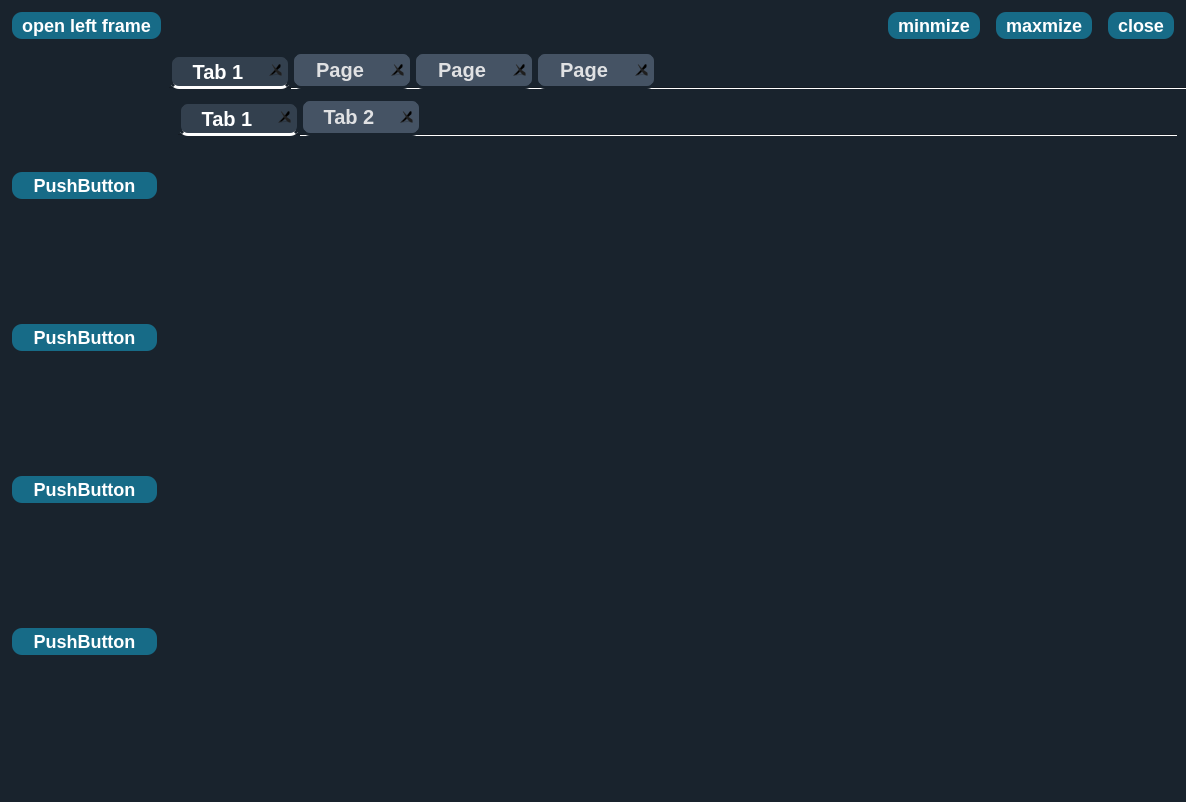
First picture: the form in main.ui, repository AbdulrahmanGhitani/CalibroCare, before the edit.
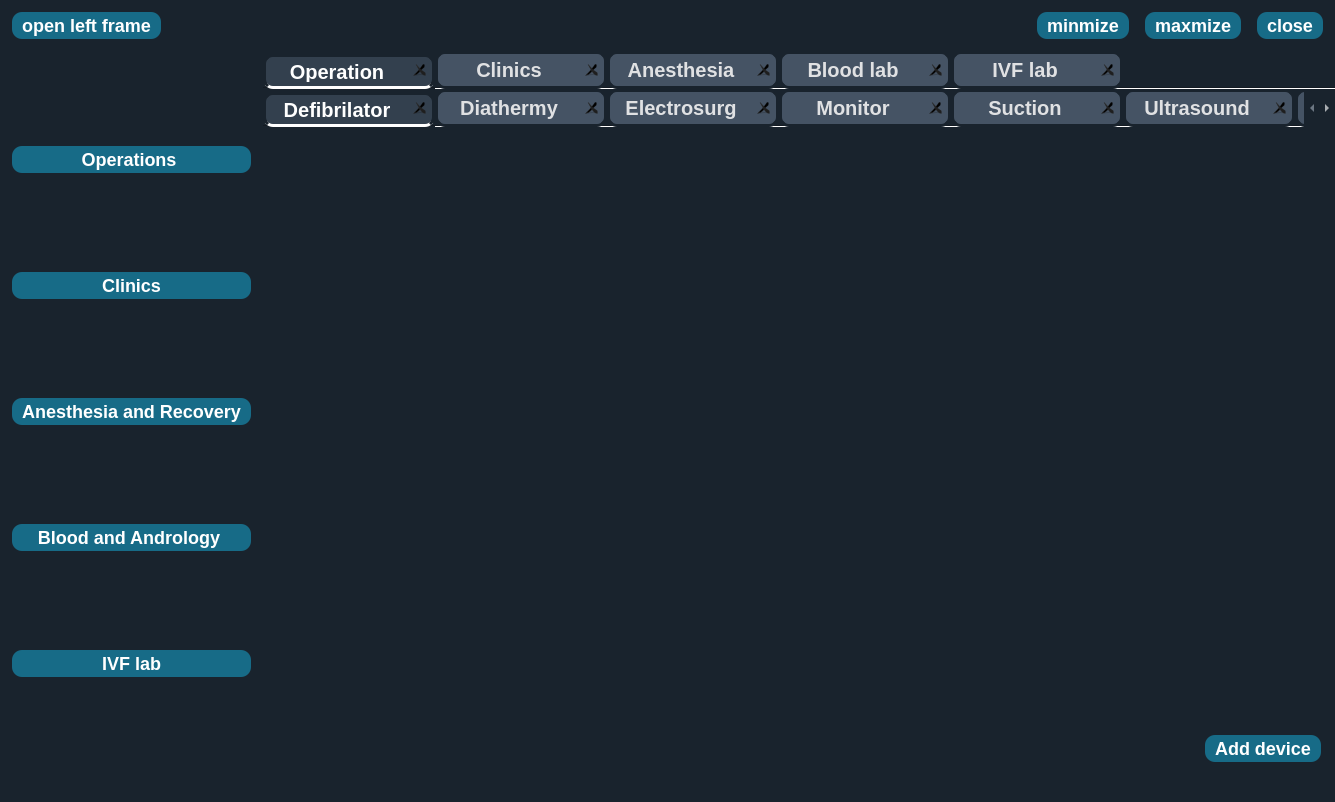
Second picture: the form after the edit. Icons and pictures are not drawn.

Patch:
```diff
--- a/main.ui
+++ b/main.ui
@@ -6,7 +6,7 @@
    <rect>
     <x>0</x>
     <y>0</y>
-    <width>1186</width>
+    <width>1335</width>
     <height>802</height>
    </rect>
   </property>
@@ -284,7 +284,7 @@
     border-radius: 10px;
     padding: 5px;
     color: #E0E1E3;
-	width:100px;
+	width:150px;
     font-family: Ubuntu;
     font-size: 20px;
     font-weight: bold;
@@ -457,31 +457,38 @@
            <property name="bottomMargin">
             <number>7</number>
            </property>
-           <item row="0" column="0">
-            <widget class="QPushButton" name="pushButton">
+           <item row="6" column="0">
+            <widget class="QPushButton" name="IVF_btn">
              <property name="text">
-              <string>PushButton</string>
+              <string>IVF lab</string>
+             </property>
+            </widget>
+           </item>
+           <item row="4" column="0">
+            <widget class="QPushButton" name="anesthesia_btn">
+             <property name="text">
+              <string>Anesthesia and Recovery</string>
              </property>
             </widget>
            </item>
            <item row="1" column="0">
             <widget class="QPushButton" name="pushButton_2">
              <property name="text">
-              <string>PushButton</string>
+              <string>Clinics</string>
              </property>
             </widget>
            </item>
-           <item row="2" column="0">
-            <widget class="QPushButton" name="pushButton_3">
+           <item row="5" column="0">
+            <widget class="QPushButton" name="blood_btn">
              <property name="text">
-              <string>PushButton</string>
+              <string>Blood and Andrology </string>
              </property>
             </widget>
            </item>
-           <item row="3" column="0">
-            <widget class="QPushButton" name="pushButton_4">
+           <item row="0" column="0">
+            <widget class="QPushButton" name="operation_btn">
              <property name="text">
-              <string>PushButton</string>
+              <string>Operations </string>
              </property>
             </widget>
            </item>
@@ -549,9 +556,24 @@
              </property>
              <widget class="QWidget" name="tab">
               <attribute name="title">
-               <string>Tab 1</string>
+               <string>Operation</string>
               </attribute>
               <layout class="QGridLayout" name="gridLayout_5">
+               <property name="leftMargin">
+                <number>0</number>
+               </property>
+               <property name="topMargin">
+                <number>0</number>
+               </property>
+               <property name="rightMargin">
+                <number>0</number>
+               </property>
+               <property name="bottomMargin">
+                <number>0</number>
+               </property>
+               <property name="spacing">
+                <number>0</number>
+               </property>
                <item row="0" column="0">
                 <widget class="QTabWidget" name="tabWidget_2">
                  <property name="documentMode">
@@ -568,12 +590,91 @@
                  </property>
                  <widget class="QWidget" name="tab_2">
                   <attribute name="title">
-                   <string>Tab 1</string>
+                   <string>Defibrilator</string>
                   </attribute>
+                  <layout class="QGridLayout" name="gridLayout_9">
+                   <item row="0" column="0">
+                    <widget class="QTableWidget" name="defibrilator_table">
+                     <property name="styleSheet">
+                      <string notr="true">QHeaderView::section{
+	border: 1px solid #ccc;
+	background-color: rgba(255, 255, 255, 0);
+	font-size: 19px;
+
+}
+
+QTableWidget{
+	border: none;
+	  background-color: #19232D;
+	font-size: 18px;
+	font-weight: normal;
+}
+QTableWidget::item{
+border: 1px solid #ccc;
+}
+</string>
+                     </property>
+                    </widget>
+                   </item>
+                   <item row="1" column="0">
+                    <layout class="QHBoxLayout" name="horizontalLayout_2">
+                     <item>
+                      <spacer name="horizontalSpacer_2">
+                       <property name="orientation">
+                        <enum>Qt::Horizontal</enum>
+                       </property>
+                       <property name="sizeHint" stdset="0">
+                        <size>
+                         <width>40</width>
+                         <height>20</height>
+                        </size>
+                       </property>
+                      </spacer>
+                     </item>
+                     <item>
+                      <widget class="QPushButton" name="add_defibrilator_btn">
+                       <property name="text">
+                        <string>Add device</string>
+                       </property>
+                      </widget>
+                     </item>
+                    </layout>
+                   </item>
+                  </layout>
                  </widget>
                  <widget class="QWidget" name="tab_7">
                   <attribute name="title">
-                   <string>Tab 2</string>
+                   <string>Diathermy</string>
+                  </attribute>
+                 </widget>
+                 <widget class="QWidget" name="electrosurg_tab">
+                  <attribute name="title">
+                   <string>Electrosurg</string>
+                  </attribute>
+                 </widget>
+                 <widget class="QWidget" name="monitor_tab">
+                  <attribute name="title">
+                   <string>Monitor</string>
+                  </attribute>
+                 </widget>
+                 <widget class="QWidget" name="suction_tab">
+                  <attribute name="title">
+                   <string>Suction</string>
+                  </attribute>
+                 </widget>
+                 <widget class="QWidget" name="ultrasound_tab">
+                  <attribute name="title">
+                   <string>Ultrasound</string>
+                  </attribute>
+                 </widget>
+                 <widget class="QWidget" name="vaporizer_tab">
+                  <attribute name="title">
+                   <string>Vaporizer</string>
+                  </attribute>
+                 </widget>
+                 <widget class="QWidget" name="ventilator_tab">
+                  <attribute name="title">
+                   <string>Ventilator</string>
                   </attribute>
                  </widget>
                 </widget>
@@ -582,7 +683,7 @@
              </widget>
              <widget class="QWidget" name="tab_3">
               <attribute name="title">
-               <string>Page</string>
+               <string>Clinics</string>
               </attribute>
               <layout class="QGridLayout" name="gridLayout_6">
                <item row="0" column="0">
@@ -620,7 +721,7 @@
              </widget>
              <widget class="QWidget" name="tab_4">
               <attribute name="title">
-               <string>Page</string>
+               <string>Anesthesia</string>
               </attribute>
               <layout class="QGridLayout" name="gridLayout_7">
                <item row="0" column="0">
@@ -663,7 +764,7 @@
              </widget>
              <widget class="QWidget" name="tab_5">
               <attribute name="title">
-               <string>Page</string>
+               <string>Blood lab</string>
               </attribute>
               <layout class="QGridLayout" name="gridLayout_8">
                <item row="0" column="0">
@@ -715,6 +816,11 @@
                </item>
               </layout>
              </widget>
+             <widget class="QWidget" name="IVF_tab">
+              <attribute name="title">
+               <string>IVF lab</string>
+              </attribute>
+             </widget>
             </widget>
            </item>
           </layout>
```
Left out of the diff: 76 changed lines with no effect on the pictures.
